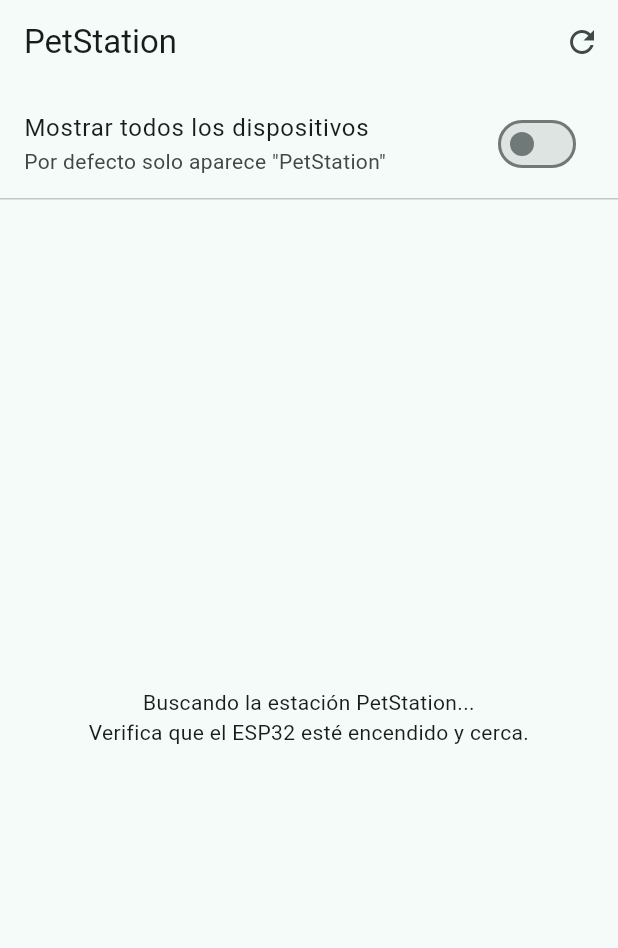
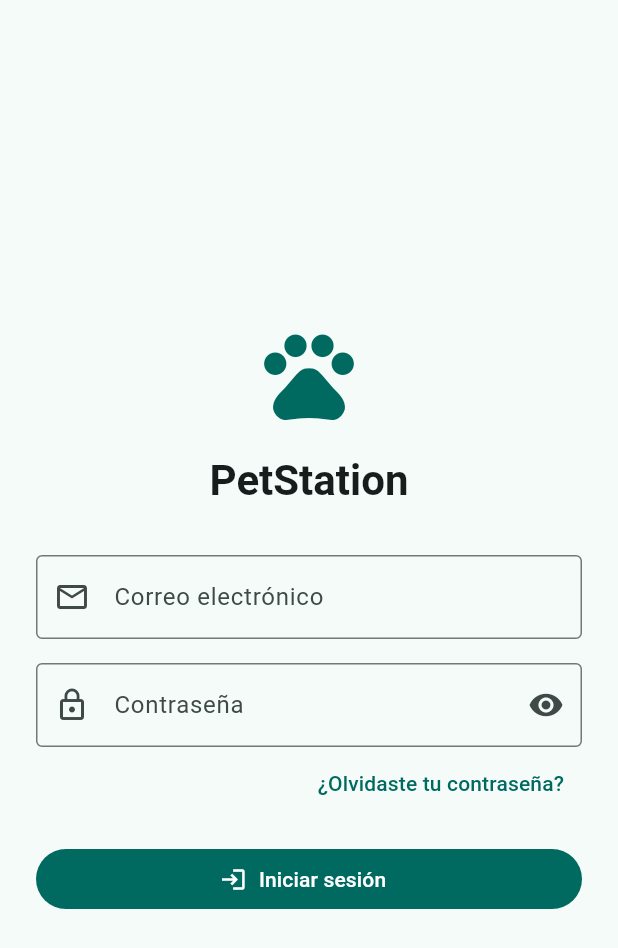
Before and after one commit to alex1175-hub/PetCare_smart_app, a Flutter app: the screen it shows after launch, on a phone screen of 412 x 824 dp. Shown: the top 948 px of the screen. Run offline on Flutter 3.47's test engine with Material 3 defaults, Android fonts, the phone set to English and light mode, and no system bars; our stand-ins replace firebase_auth, firebase_core, flutter_blue_plus, permission_handler; accounts and stored records are empty.

```diff
--- /dev/null
+++ b/lib/auth_page.dart
@@ -0,0 +1,217 @@
+import 'package:firebase_auth/firebase_auth.dart';
+import 'package:flutter/material.dart';
+
+class AuthGate extends StatelessWidget {
+  const AuthGate({super.key, required this.child, this.authStateChanges});
+
+  final Widget child;
+  final Stream<User?>? authStateChanges;
+
+  @override
+  Widget build(BuildContext context) {
+    return StreamBuilder<User?>(
+      stream: authStateChanges ?? FirebaseAuth.instance.authStateChanges(),
+      builder: (context, snapshot) {
+        if (snapshot.connectionState == ConnectionState.waiting) {
+          return const Scaffold(
+            body: Center(child: CircularProgressIndicator()),
+          );
+        }
+
+        return snapshot.data == null ? const LoginPage() : child;
+      },
+    );
+  }
+}
+
+class LoginPage extends StatefulWidget {
+  const LoginPage({super.key});
+
+  @override
+  State<LoginPage> createState() => _LoginPageState();
+}
+
+class _LoginPageState extends State<LoginPage> {
+  final _formKey = GlobalKey<FormState>();
+  final _email = TextEditingController();
+  final _password = TextEditingController();
+  bool _obscurePassword = true;
+  bool _loading = false;
+  String? _error;
+
+  @override
+  void dispose() {
+    _email.dispose();
+    _password.dispose();
+    super.dispose();
+  }
+
+  Future<void> _login() async {
+    if (!_formKey.currentState!.validate()) return;
+
+    setState(() {
+      _loading = true;
+      _error = null;
+    });
+
+    try {
+      await FirebaseAuth.instance.signInWithEmailAndPassword(
+        email: _email.text.trim(),
+        password: _password.text,
+      );
+    } on FirebaseAuthException catch (e) {
+      setState(() {
+        _error = switch (e.code) {
+          'invalid-email' => 'El correo electrónico no es válido.',
+          'user-disabled' => 'Esta cuenta está deshabilitada.',
+          'user-not-found' ||
+          'invalid-credential' ||
+          'wrong-password' =>
+            'Correo o contraseña incorrectos.',
+          'too-many-requests' => 'Demasiados intentos. Espera un momento.',
+          _ => 'No fue posible iniciar sesión. (${e.code})',
+        };
+      });
+    } catch (_) {
+      setState(
+          () => _error = 'No fue posible iniciar sesión. Revisa tu conexión.');
+    } finally {
+      if (mounted) setState(() => _loading = false);
+    }
+  }
+
+  Future<void> _resetPassword() async {
+    final email = _email.text.trim();
+    if (email.isEmpty) {
+      setState(
+          () => _error = 'Escribe tu correo para recuperar la contraseña.');
+      return;
+    }
+
+    try {
+      await FirebaseAuth.instance.sendPasswordResetEmail(email: email);
+      if (!mounted) return;
+      ScaffoldMessenger.of(context).showSnackBar(
+        const SnackBar(
+            content:
+                Text('Se envió un correo para restablecer la contraseña.')),
+      );
+      setState(() => _error = null);
+    } on FirebaseAuthException catch (e) {
+      setState(() => _error = 'No fue posible enviar el correo. (${e.code})');
+    }
+  }
+
+  @override
+  Widget build(BuildContext context) {
+    return Scaffold(
+      body: Center(
+        child: SingleChildScrollView(
+          padding: const EdgeInsets.all(24),
+          child: ConstrainedBox(
+            constraints: const BoxConstraints(maxWidth: 420),
+            child: Form(
+              key: _formKey,
+              child: Column(
+                mainAxisAlignment: MainAxisAlignment.center,
+                crossAxisAlignment: CrossAxisAlignment.stretch,
+                children: [
+                  Icon(Icons.pets,
+                      size: 72, color: Theme.of(context).colorScheme.primary),
+                  const SizedBox(height: 16),
+                  Text(
+                    'PetStation',
+                    textAlign: TextAlign.center,
+                    style: Theme.of(context)
+                        .textTheme
+                        .headlineMedium
+                        ?.copyWith(fontWeight: FontWeight.bold),
+                  ),
+                  const SizedBox(height: 32),
+                  TextFormField(
+                    controller: _email,
+                    keyboardType: TextInputType.emailAddress,
+                    autofillHints: const [AutofillHints.email],
+                    decoration: const InputDecoration(
+                      labelText: 'Correo electrónico',
+                      prefixIcon: Icon(Icons.email_outlined),
+                      border: OutlineInputBorder(),
+                    ),
+                    validator: (value) {
+                      final email = value?.trim() ?? '';
+                      if (email.isEmpty) {
+                        return 'Escribe tu correo electrónico.';
+                      }
+                      if (!email.contains('@')) {
+                        return 'Escribe un correo válido.';
+                      }
+                      return null;
+                    },
+                    enabled: !_loading,
+                  ),
+                  const SizedBox(height: 16),
+                  TextFormField(
+                    controller: _password,
+                    obscureText: _obscurePassword,
+                    autofillHints: const [AutofillHints.password],
+                    decoration: InputDecoration(
+                      labelText: 'Contraseña',
+                      prefixIcon: const Icon(Icons.lock_outline),
+                      border: const OutlineInputBorder(),
+                      suffixIcon: IconButton(
+                        tooltip: _obscurePassword
+                            ? 'Mostrar contraseña'
+                            : 'Ocultar contraseña',
+                        onPressed: () => setState(
+                            () => _obscurePassword = !_obscurePassword),
+                        icon: Icon(_obscurePassword
+                            ? Icons.visibility
+                            : Icons.visibility_off),
+                      ),
+                    ),
+                    onFieldSubmitted: (_) => _loading ? null : _login(),
+                    validator: (value) {
+                      if (value == null || value.isEmpty) {
+                        return 'Escribe tu contraseña.';
+                      }
+                      return null;
+                    },
+                    enabled: !_loading,
+                  ),
+                  Align(
+                    alignment: Alignment.centerRight,
+                    child: TextButton(
+                      onPressed: _loading ? null : _resetPassword,
+                      child: const Text('¿Olvidaste tu contraseña?'),
+                    ),
+                  ),
+                  if (_error != null) ...[
+                    const SizedBox(height: 4),
+                    Text(
+                      _error!,
+                      style:
+                          TextStyle(color: Theme.of(context).colorScheme.error),
+                      textAlign: TextAlign.center,
+                    ),
+                  ],
+                  const SizedBox(height: 16),
+                  FilledButton.icon(
+                    onPressed: _loading ? null : _login,
+                    icon: _loading
+                        ? const SizedBox.square(
+                            dimension: 18,
+                            child: CircularProgressIndicator(strokeWidth: 2),
+                          )
+                        : const Icon(Icons.login),
+                    label: Text(
+                        _loading ? 'Iniciando sesión...' : 'Iniciar sesión'),
+                  ),
+                ],
+              ),
+            ),
+          ),
+        ),
+      ),
+    );
+  }
+}
--- a/lib/main.dart
+++ b/lib/main.dart
@@ -1,12 +1,21 @@
+import 'package:firebase_auth/firebase_auth.dart';
+import 'package:firebase_core/firebase_core.dart';
+import 'package:flutter/foundation.dart' show kIsWeb;
 import 'package:flutter/material.dart';
 import 'package:flutter_blue_plus/flutter_blue_plus.dart';
 import 'package:permission_handler/permission_handler.dart';
 
+import 'auth_page.dart';
 import 'ble_service.dart';
+import 'firebase_options.dart';
 
 final PetStationService servicio = PetStationService();
 
-void main() => runApp(const PetStationApp());
+Future<void> main() async {
+  WidgetsFlutterBinding.ensureInitialized();
+  await Firebase.initializeApp(options: DefaultFirebaseOptions.currentPlatform);
+  runApp(const PetStationApp());
+}
 
 class PetStationApp extends StatelessWidget {
   const PetStationApp({super.key});
@@ -17,12 +26,17 @@ class PetStationApp extends StatelessWidget {
       title: 'PetStation',
       debugShowCheckedModeBanner: false,
       theme: ThemeData(colorSchemeSeed: Colors.teal, useMaterial3: true),
-      darkTheme: ThemeData(colorSchemeSeed: Colors.teal, useMaterial3: true, brightness: Brightness.dark),
-      home: ListenableBuilder(
-        listenable: servicio,
-        builder: (context, _) => servicio.estado == EstadoConexion.conectado
-            ? const DashboardPage()
-            : const ScanPage(),
+      darkTheme: ThemeData(
+          colorSchemeSeed: Colors.teal,
+          useMaterial3: true,
+          brightness: Brightness.dark),
+      home: AuthGate(
+        child: ListenableBuilder(
+          listenable: servicio,
+          builder: (context, _) => servicio.estado == EstadoConexion.conectado
+              ? const DashboardPage()
+              : const ScanPage(),
+        ),
       ),
     );
   }
@@ -59,6 +73,10 @@ class _ScanPageState extends State<ScanPage> {
   }
 
   Future<bool> _permisos() async {
+    // Web Bluetooth pide el permiso mediante el selector del navegador.
+    // permission_handler es para Android/iOS y puede fallar en Flutter Web.
+    if (kIsWeb) return true;
+
     final r = await [
       Permission.bluetoothScan,
       Permission.bluetoothConnect,
@@ -129,7 +147,9 @@ class _ScanPageState extends State<ScanPage> {
                   color: Theme.of(context).colorScheme.errorContainer,
                   padding: const EdgeInsets.all(12),
                   child: Text(servicio.ultimoError!,
-                      style: TextStyle(color: Theme.of(context).colorScheme.onErrorContainer)),
+                      style: TextStyle(
+                          color:
+                              Theme.of(context).colorScheme.onErrorContainer)),
                 ),
               SwitchListTile(
                 title: const Text('Mostrar todos los dispositivos'),
@@ -169,11 +189,15 @@ class _ScanPageState extends State<ScanPage> {
                         final r = lista[i];
                         final esNuestra = _nombre(r) == 'PetStation';
                         return ListTile(
-                          leading: Icon(esNuestra ? Icons.pets : Icons.bluetooth),
+                          leading:
+                              Icon(esNuestra ? Icons.pets : Icons.bluetooth),
                           title: Text(_nombre(r)),
-                          subtitle: Text('${r.device.remoteId.str}   ${r.rssi} dBm'),
+                          subtitle:
+                              Text('${r.device.remoteId.str}   ${r.rssi} dBm'),
                           trailing: FilledButton(
-                            onPressed: conectando ? null : () => servicio.conectar(r.device),
+                            onPressed: conectando
+                                ? null
+                                : () => servicio.conectar(r.device),
                             child: const Text('Conectar'),
                           ),
                         );
@@ -233,6 +257,14 @@ class DashboardPage extends StatelessWidget {
                 icon: const Icon(Icons.bluetooth_disabled),
                 onPressed: servicio.desconectar,
               ),
+              IconButton(
+                tooltip: 'Cerrar sesión',
+                icon: const Icon(Icons.logout),
+                onPressed: () async {
+                  await servicio.desconectar();
+                  await FirebaseAuth.instance.signOut();
+                },
+              ),
             ],
           ),
           body: ListView(
@@ -242,9 +274,15 @@ class DashboardPage extends StatelessWidget {
                 icono: Icons.bluetooth_connected,
                 titulo: 'Estación',
                 hijos: [
-                  _Fila('Estado', servicio.estadoEstacion ?? 'conectado por Bluetooth'),
-                  _Fila('Mascota (RFID UHF)', uhf ? 'Detectada' : 'No detectada'),
-                  _Fila('Última lectura', s == null ? 'esperando datos...' : _hora(servicio.ultimaActualizacion)),
+                  _Fila('Estado',
+                      servicio.estadoEstacion ?? 'conectado por Bluetooth'),
+                  _Fila(
+                      'Mascota (RFID UHF)', uhf ? 'Detectada' : 'No detectada'),
+                  _Fila(
+                      'Última lectura',
+                      s == null
+                          ? 'esperando datos...'
+                          : _hora(servicio.ultimaActualizacion)),
                 ],
               ),
               _tarjetaWifi(context, servicio.wifi),
@@ -256,10 +294,13 @@ class DashboardPage extends StatelessWidget {
                     etiqueta: 'Contenedor',
                     pct: _n(s, 'contenedor_pct'),
                     alerta: s?['contenedor_vacio'] == true,
-                    textoAlerta: s?['contenedor_ok'] == false ? 'Sin lectura del sensor' : 'Contenedor vacío',
+                    textoAlerta: s?['contenedor_ok'] == false
+                        ? 'Sin lectura del sensor'
+                        : 'Contenedor vacío',
                   ),
                   _Fila('Plato', '${_fmt(_n(s, 'plato_comida_g'))} g'),
-                  _Fila('Tornillo sin fin', tornilloOn ? 'Girando' : 'Detenido'),
+                  _Fila(
+                      'Tornillo sin fin', tornilloOn ? 'Girando' : 'Detenido'),
                   _Fila('Modo', '${s?['modo_puerta'] ?? '--'}'),
                   _Botones(
                     onEncender: () => servicio.setTornillo(true),
@@ -275,7 +316,9 @@ class DashboardPage extends StatelessWidget {
                     etiqueta: 'Tanque',
                     pct: _n(s, 'tanque_pct'),
                     alerta: s?['tanque_vacio'] == true,
-                    textoAlerta: s?['tanque_ok'] == false ? 'Sin lectura del sensor' : 'Tanque vacío',
+                    textoAlerta: s?['tanque_ok'] == false
+                        ? 'Sin lectura del sensor'
+                        : 'Tanque vacío',
                   ),
                   _Fila('Plato', '${_fmt(_n(s, 'plato_agua_g'))} g'),
                   _Fila('Bomba', bombaOn ? 'Encendida' : 'Apagada'),
@@ -286,8 +329,10 @@ class DashboardPage extends StatelessWidget {
                   ),
                 ],
               ),
-              _tarjetaPrograma(context, 'comida', 'Programa de comida', Icons.schedule, p),
-              _tarjetaPrograma(context, 'agua', 'Programa de agua', Icons.schedule, p),
+              _tarjetaPrograma(
+                  context, 'comida', 'Programa de comida', Icons.schedule, p),
+              _tarjetaPrograma(
+                  context, 'agua', 'Programa de agua', Icons.schedule, p),
               const _ConsolaCard(),
             ],
           ),
@@ -311,10 +356,20 @@ class DashboardPage extends StatelessWidget {
       titulo: 'WiFi de la estación',
       hijos: [
         _Fila('Red', ssid.isEmpty ? '--' : ssid),
-        _Fila('Estado', probando ? 'Probando red nueva...' : (w == null ? '--' : (conectado ? 'Conectado' : 'Sin conexión'))),
+        _Fila(
+            'Estado',
+            probando
+                ? 'Probando red nueva...'
+                : (w == null
+                    ? '--'
+                    : (conectado ? 'Conectado' : 'Sin conexión'))),
         _Fila('IP', conectado ? '${w?['ip']}' : '--'),
         _Fila('Señal', conectado ? '${w?['rssi']} dBm' : '--'),
-        _Fila('Servidor MQTT', w == null ? '--' : (w['mqtt'] == true ? 'Conectado' : 'Sin conexión')),
+        _Fila(
+            'Servidor MQTT',
+            w == null
+                ? '--'
+                : (w['mqtt'] == true ? 'Conectado' : 'Sin conexión')),
         Align(
           alignment: Alignment.centerRight,
           child: OutlinedButton.icon(
@@ -343,7 +398,8 @@ class DashboardPage extends StatelessWidget {
               TextField(
                 controller: ssid,
                 autocorrect: false,
-                decoration: const InputDecoration(labelText: 'Nombre de la red (SSID)'),
+                decoration:
+                    const InputDecoration(labelText: 'Nombre de la red (SSID)'),
               ),
               const SizedBox(height: 8),
               TextField(
@@ -353,7 +409,8 @@ class DashboardPage extends StatelessWidget {
                 enableSuggestions: false,
                 decoration: InputDecoration(
                   labelText: 'Contraseña',
-                  helperText: 'De 8 a 63 caracteres. Vacía si la red es abierta.',
+                  helperText:
+                      'De 8 a 63 caracteres. Vacía si la red es abierta.',
                   suffixIcon: IconButton(
                     icon: Icon(ver ? Icons.visibility_off : Icons.visibility),
                     onPressed: () => setState(() => ver = !ver),
@@ -363,8 +420,12 @@ class DashboardPage extends StatelessWidget {
             ],
           ),
           actions: [
-            TextButton(onPressed: () => Navigator.pop(ctx, false), child: const Text('Cancelar')),
-            FilledButton(onPressed: () => Navigator.pop(ctx, true), child: const Text('Enviar')),
+            TextButton(
+                onPressed: () => Navigator.pop(ctx, false),
+                child: const Text('Cancelar')),
+            FilledButton(
+                onPressed: () => Navigator.pop(ctx, true),
+                child: const Text('Enviar')),
           ],
         ),
       ),
@@ -382,7 +443,8 @@ class DashboardPage extends StatelessWidget {
       error = 'La contraseña debe tener de 8 a 63 caracteres';
     }
     if (error != null) {
-      ScaffoldMessenger.of(context).showSnackBar(SnackBar(content: Text(error)));
+      ScaffoldMessenger.of(context)
+          .showSnackBar(SnackBar(content: Text(error)));
       return;
     }
     final enviado = await servicio.configurarWifi(red, pass);
@@ -394,18 +456,27 @@ class DashboardPage extends StatelessWidget {
     ));
   }
 
-  Widget _tarjetaPrograma(BuildContext context, String clave, String titulo, IconData icono, Map<String, dynamic>? p) {
-    final d = p?[clave] is Map<String, dynamic> ? p![clave] as Map<String, dynamic> : null;
+  Widget _tarjetaPrograma(BuildContext context, String clave, String titulo,
+      IconData icono, Map<String, dynamic>? p) {
+    final d = p?[clave] is Map<String, dynamic>
+        ? p![clave] as Map<String, dynamic>
+        : null;
     final unidad = d?['unidad'] ?? (clave == 'comida' ? 'g' : 'ml');
     final dispensando = d?['dispensando'] == true;
     return _Tarjeta(
       icono: icono,
       titulo: titulo,
       hijos: [
-        _Fila('Cantidad', d == null ? '--' : '${_fmt(_n(d, 'cantidad'))} $unidad'),
+        _Fila('Cantidad',
+            d == null ? '--' : '${_fmt(_n(d, 'cantidad'))} $unidad'),
         _Fila('Cada', _duracion(_n(d, 'intervalo_s'))),
-        _Fila('Siguiente en', dispensando ? 'Dispensando ahora...' : _duracion(_n(d, 'proximo_s'))),
-        _Fila('Último entregado', d == null ? '--' : '${_fmt(_n(d, 'ultimo_entregado'))} $unidad'),
+        _Fila(
+            'Siguiente en',
+            dispensando
+                ? 'Dispensando ahora...'
+                : _duracion(_n(d, 'proximo_s'))),
+        _Fila('Último entregado',
+            d == null ? '--' : '${_fmt(_n(d, 'ultimo_entregado'))} $unidad'),
         Align(
           alignment: Alignment.centerRight,
           child: OutlinedButton.icon(
@@ -418,12 +489,16 @@ class DashboardPage extends StatelessWidget {
     );
   }
 
-  Future<void> _editarPrograma(BuildContext context, String clave, String titulo, Map<String, dynamic>? actual) async {
+  Future<void> _editarPrograma(BuildContext context, String clave,
+      String titulo, Map<String, dynamic>? actual) async {
     final unidad = clave == 'comida' ? 'g' : 'ml';
-    final cantidad = TextEditingController(text: _n(actual, 'cantidad')?.toStringAsFixed(0) ?? '');
+    final cantidad = TextEditingController(
+        text: _n(actual, 'cantidad')?.toStringAsFixed(0) ?? '');
     final intervaloS = _n(actual, 'intervalo_s');
     final intervalo = TextEditingController(
-        text: intervaloS == null ? '' : (intervaloS / 60).toStringAsFixed(intervaloS % 60 == 0 ? 0 : 1));
+        text: intervaloS == null
+            ? ''
+            : (intervaloS / 60).toStringAsFixed(intervaloS % 60 == 0 ? 0 : 1));
 
     final ok = await showDialog<bool>(
       context: context,
@@ -434,16 +509,19 @@ class DashboardPage extends StatelessWidget {
           children: [
             TextField(
               controller: cantidad,
-              keyboardType: const TextInputType.numberWithOptions(decimal: true),
+              keyboardType:
+                  const TextInputType.numberWithOptions(decimal: true),
               decoration: InputDecoration(
                 labelText: 'Cantidad por ración ($unidad)',
-                helperText: clave == 'comida' ? 'De 5 a 200 g' : 'De 20 a 500 ml',
+                helperText:
+                    clave == 'comida' ? 'De 5 a 200 g' : 'De 20 a 500 ml',
               ),
             ),
             const SizedBox(height: 8),
             TextField(
               controller: intervalo,
-              keyboardType: const TextInputType.numberWithOptions(decimal: true),
+              keyboardType:
+                  const TextInputType.numberWithOptions(decimal: true),
               decoration: const InputDecoration(
                 labelText: 'Intervalo (minutos)',
                 helperText: 'De 0.5 min a 1440 min (24 h)',
@@ -452,8 +530,12 @@ class DashboardPage extends StatelessWidget {
           ],
         ),
         actions: [
-          TextButton(onPressed: () => Navigator.pop(ctx, false), child: const Text('Cancelar')),
-          FilledButton(onPressed: () => Navigator.pop(ctx, true), child: const Text('Enviar')),
+          TextButton(
+              onPressed: () => Navigator.pop(ctx, false),
+              child: const Text('Cancelar')),
+          FilledButton(
+              onPressed: () => Navigator.pop(ctx, true),
+              child: const Text('Enviar')),
         ],
       ),
     );
@@ -462,7 +544,8 @@ class DashboardPage extends StatelessWidget {
     final c = double.tryParse(cantidad.text.trim().replaceAll(',', '.'));
     final i = double.tryParse(intervalo.text.trim().replaceAll(',', '.'));
     if (c == null || i == null) {
-      ScaffoldMessenger.of(context).showSnackBar(const SnackBar(content: Text('Escribe números válidos')));
+      ScaffoldMessenger.of(context).showSnackBar(
+          const SnackBar(content: Text('Escribe números válidos')));
       return;
     }
     await servicio.configurar(clave, c, i);
@@ -474,7 +557,8 @@ class _Tarjeta extends StatelessWidget {
   final IconData icono;
   final String titulo;
   final List<Widget> hijos;
-  const _Tarjeta({required this.icono, required this.titulo, required this.hijos});
+  const _Tarjeta(
+      {required this.icono, required this.titulo, required this.hijos});
 
   @override
   Widget build(BuildContext context) {
@@ -510,7 +594,10 @@ class _Fila extends StatelessWidget {
       mainAxisAlignment: MainAxisAlignment.spaceBetween,
       children: [
         Text(etiqueta),
-        Flexible(child: Text(valor, textAlign: TextAlign.end, style: const TextStyle(fontWeight: FontWeight.w600))),
+        Flexible(
+            child: Text(valor,
+                textAlign: TextAlign.end,
+                style: const TextStyle(fontWeight: FontWeight.w600))),
       ],
     );
   }
@@ -521,7 +608,11 @@ class _Nivel extends StatelessWidget {
   final double? pct;
   final bool alerta;
   final String textoAlerta;
-  const _Nivel({required this.etiqueta, required this.pct, required this.alerta, required this.textoAlerta});
+  const _Nivel(
+      {required this.etiqueta,
+      required this.pct,
+      required this.alerta,
+      required this.textoAlerta});
 
   @override
   Widget build(BuildContext context) {
@@ -533,7 +624,8 @@ class _Nivel extends StatelessWidget {
           mainAxisAlignment: MainAxisAlignment.spaceBetween,
           children: [
             Text(etiqueta),
-            Text('${_fmt(pct, 0)} %', style: const TextStyle(fontWeight: FontWeight.w600)),
+            Text('${_fmt(pct, 0)} %',
+                style: const TextStyle(fontWeight: FontWeight.w600)),
           ],
         ),
         const SizedBox(height: 4),
@@ -546,7 +638,8 @@ class _Nivel extends StatelessWidget {
         if (alerta)
           Padding(
             padding: const EdgeInsets.only(top: 4),
-            child: Text(textoAlerta, style: TextStyle(color: color, fontWeight: FontWeight.w600)),
+            child: Text(textoAlerta,
+                style: TextStyle(color: color, fontWeight: FontWeight.w600)),
           ),
       ],
     );
@@ -618,7 +711,8 @@ class _ConsolaCardState extends State<_ConsolaCard> {
               child: TextField(
                 controller: _texto,
                 decoration: const InputDecoration(
-                  hintText: 'puerta ON  /  bomba OFF  /  comida {"cantidad":40}',
+                  hintText:
+                      'puerta ON  /  bomba OFF  /  comida {"cantidad":40}',
                   isDense: true,
                 ),
                 onSubmitted: (_) => _enviar(),
@@ -631,7 +725,8 @@ class _ConsolaCardState extends State<_ConsolaCard> {
           const Text('Sin eventos todavía')
         else
           for (final e in eventos)
-            Text(e, style: const TextStyle(fontFamily: 'monospace', fontSize: 12)),
+            Text(e,
+                style: const TextStyle(fontFamily: 'monospace', fontSize: 12)),
       ],
     );
   }
--- a/pubspec.yaml
+++ b/pubspec.yaml
@@ -7,6 +7,8 @@ environment:
   sdk: '>=3.0.0 <4.0.0'
 
 dependencies:
+  firebase_auth: ^7.0.1
+  firebase_core: ^5.1.0
   flutter:
     sdk: flutter
   flutter_blue_plus: ^1.32.12
@@ -16,6 +18,7 @@ dev_dependencies:
   flutter_test:
     sdk: flutter
   flutter_lints: ^4.0.0
+  firebase_auth_mocks: ^0.16.0
 
 flutter:
   uses-material-design: true
```
Also changed, not shown: firebase.json (added), lib/firebase_options.dart (added), pubspec.lock, 14 other files.
